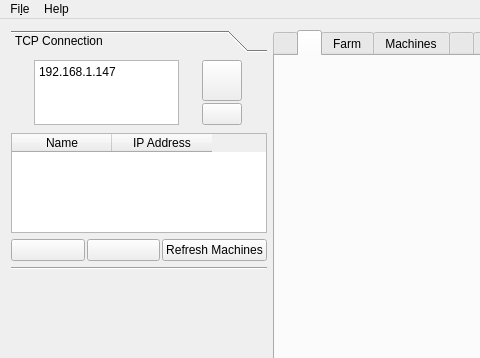
First picture: the form in Linux/RControlStation/mainwindow.ui, repository GunnarLarssonSLU/rise_sdvp, before the edit; both pictures show x 0 to 480 and y 0 to 358 of the 1200 by 900 pixel window.
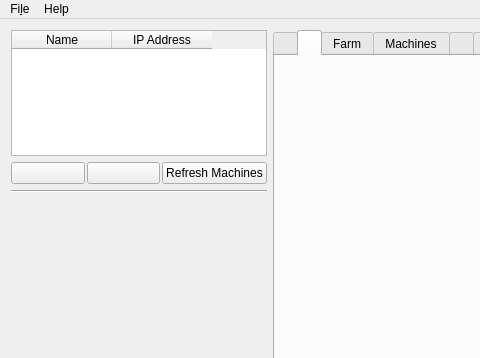
Second picture: the form after the edit. The open tabs and pages were chosen to show the change. Icons and pictures are not drawn. Custom widgets are drawn as their Qt base class.

Diff of the .ui file:
```diff
--- a/Linux/RControlStation/mainwindow.ui
+++ b/Linux/RControlStation/mainwindow.ui
@@ -38,119 +38,7 @@
    </property>
    <layout class="QHBoxLayout" name="horizontalLayout" stretch="0,2">
     <item>
-     <layout class="QVBoxLayout" name="verticalLayout" stretch="0,0,1,0,0,0,0,0,0">
-      <item>
-       <widget class="QToolBox" name="toolBox">
-        <property name="enabled">
-         <bool>true</bool>
-        </property>
-        <property name="sizePolicy">
-         <sizepolicy hsizetype="Preferred" vsizetype="Fixed">
-          <horstretch>0</horstretch>
-          <verstretch>0</verstretch>
-         </sizepolicy>
-        </property>
-        <property name="minimumSize">
-         <size>
-          <width>180</width>
-          <height>0</height>
-         </size>
-        </property>
-        <property name="currentIndex">
-         <number>0</number>
-        </property>
-        <widget class="QWidget" name="page_3">
-         <property name="geometry">
-          <rect>
-           <x>0</x>
-           <y>0</y>
-           <width>256</width>
-           <height>100</height>
-          </rect>
-         </property>
-         <attribute name="label">
-          <string>TCP Connection</string>
-         </attribute>
-         <layout class="QVBoxLayout" name="verticalLayout_25">
-          <property name="spacing">
-           <number>2</number>
-          </property>
-          <property name="leftMargin">
-           <number>2</number>
-          </property>
-          <property name="topMargin">
-           <number>2</number>
-          </property>
-          <property name="rightMargin">
-           <number>2</number>
-          </property>
-          <property name="bottomMargin">
-           <number>2</number>
-          </property>
-          <item>
-           <layout class="QGridLayout" name="gridLayout_8">
-            <property name="spacing">
-             <number>2</number>
-            </property>
-            <item row="0" column="1">
-             <widget class="QPushButton" name="tcpConnectButton">
-              <property name="enabled">
-               <bool>true</bool>
-              </property>
-              <property name="sizePolicy">
-               <sizepolicy hsizetype="Fixed" vsizetype="MinimumExpanding">
-                <horstretch>0</horstretch>
-                <verstretch>0</verstretch>
-               </sizepolicy>
-              </property>
-              <property name="toolTip">
-               <string>Connect</string>
-              </property>
-              <property name="text">
-               <string/>
-              </property>
-              <property name="icon">
-               <iconset resource="resources.qrc">
-                <normaloff>:/models/Icons/Connected-96.png</normaloff>:/models/Icons/Connected-96.png</iconset>
-              </property>
-             </widget>
-            </item>
-            <item row="0" column="0" rowspan="2">
-             <widget class="QPlainTextEdit" name="tcpConnEdit">
-              <property name="maximumSize">
-               <size>
-                <width>145</width>
-                <height>65</height>
-               </size>
-              </property>
-              <property name="lineWrapMode">
-               <enum>QPlainTextEdit::LineWrapMode::NoWrap</enum>
-              </property>
-              <property name="plainText">
-               <string>192.168.1.147</string>
-              </property>
-             </widget>
-            </item>
-            <item row="1" column="1">
-             <widget class="QPushButton" name="disconnectButton">
-              <property name="toolTip">
-               <string>Disconnect</string>
-              </property>
-              <property name="text">
-               <string/>
-              </property>
-              <property name="icon">
-               <iconset resource="resources.qrc">
-                <normaloff>:/models/Icons/Disconnected-96.png</normaloff>:/models/Icons/Disconnected-96.png</iconset>
-              </property>
-             </widget>
-            </item>
-           </layout>
-          </item>
-         </layout>
-        </widget>
-       </widget>
-      </item>
+     <layout class="QVBoxLayout" name="verticalLayout" stretch="0,1,0,0,0,0,0,0">
       <item>
        <widget class="QTableWidget" name="machinesTable">
         <property name="sizePolicy">
```
Left out of the diff: 10 changed lines with no effect on the pictures.
